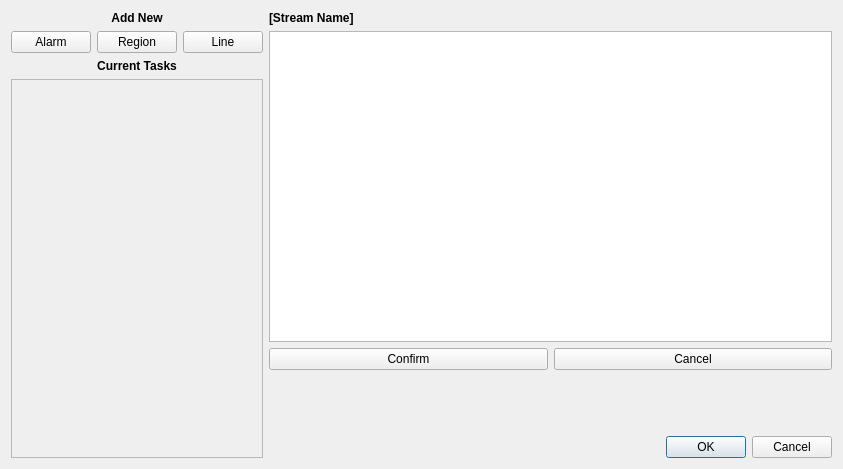
The window that visionapp/client/ui/dialogs/task_configuration/task_configuration.ui (aotuai/brainframe-qt) describes before a commit, drawn with Qt 5.
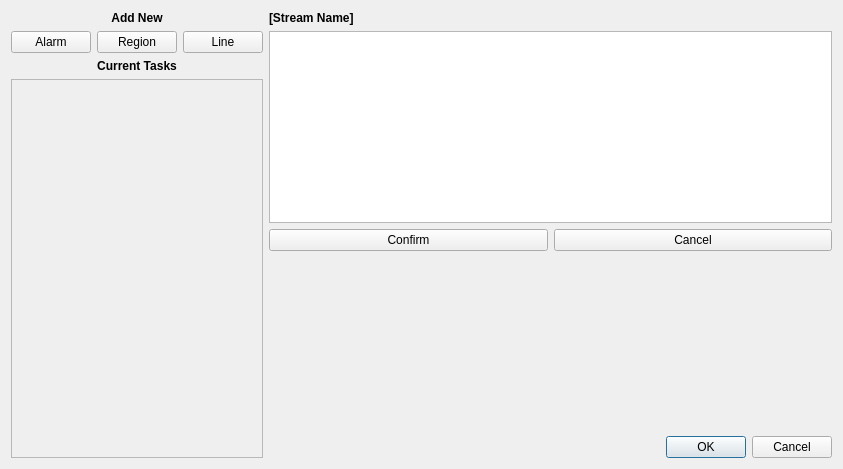
The same window after the commit. Custom widgets are drawn as their Qt base class.

```diff
--- a/visionapp/client/ui/dialogs/task_configuration/task_configuration.ui
+++ b/visionapp/client/ui/dialogs/task_configuration/task_configuration.ui
@@ -153,7 +153,7 @@
         <enum>Qt::Vertical</enum>
        </property>
        <property name="sizeType">
-        <enum>QSizePolicy::Preferred</enum>
+        <enum>QSizePolicy::MinimumExpanding</enum>
        </property>
        <property name="sizeHint" stdset="0">
         <size>
```
Left out of the diff: 6 changed lines with no effect on the pictures.
